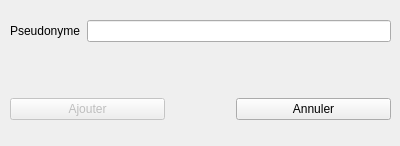
First picture: the form in interface/corbatur/ajoutdialog.ui, repository Eneru/Corbatur, before the edit.
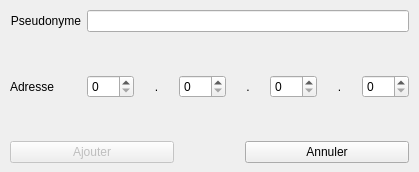
Second picture: the form after the edit.

The edit to the form file:
```diff
--- a/interface/corbatur/ajoutdialog.ui
+++ b/interface/corbatur/ajoutdialog.ui
@@ -9,20 +9,20 @@
    <rect>
     <x>0</x>
     <y>0</y>
-    <width>400</width>
-    <height>146</height>
+    <width>419</width>
+    <height>172</height>
    </rect>
   </property>
   <property name="windowTitle">
    <string>Ajout d'un contact</string>
   </property>
-  <widget class="QWidget" name="">
+  <widget class="QWidget" name="layoutWidget">
    <property name="geometry">
     <rect>
      <x>10</x>
      <y>10</y>
-     <width>381</width>
-     <height>121</height>
+     <width>399</width>
+     <height>153</height>
     </rect>
    </property>
    <layout class="QVBoxLayout" name="ajoutPersonneLayout">
@@ -33,6 +33,9 @@
         <property name="text">
          <string>Pseudonyme</string>
         </property>
+        <property name="alignment">
+         <set>Qt::AlignRight|Qt::AlignTrailing|Qt::AlignVCenter</set>
+        </property>
        </widget>
       </item>
       <item>
@@ -46,7 +49,108 @@
        <enum>Qt::Vertical</enum>
       </property>
       <property name="sizeType">
-       <enum>QSizePolicy::Fixed</enum>
+       <enum>QSizePolicy::Expanding</enum>
+      </property>
+      <property name="sizeHint" stdset="0">
+       <size>
+        <width>20</width>
+        <height>40</height>
+       </size>
+      </property>
+     </spacer>
+    </item>
+    <item>
+     <layout class="QHBoxLayout" name="horizontalLayout_3">
+      <item>
+       <widget class="QLabel" name="label">
+        <property name="text">
+         <string>Adresse</string>
+        </property>
+        <property name="alignment">
+         <set>Qt::AlignRight|Qt::AlignTrailing|Qt::AlignVCenter</set>
+        </property>
+       </widget>
+      </item>
+      <item>
+       <spacer name="horizontalSpacer_2">
+        <property name="orientation">
+         <enum>Qt::Horizontal</enum>
+        </property>
+        <property name="sizeType">
+         <enum>QSizePolicy::Fixed</enum>
+        </property>
+        <property name="sizeHint" stdset="0">
+         <size>
+          <width>27</width>
+          <height>20</height>
+         </size>
+        </property>
+       </spacer>
+      </item>
+      <item>
+       <widget class="QSpinBox" name="spinBox_val1">
+        <property name="maximum">
+         <number>255</number>
+        </property>
+       </widget>
+      </item>
+      <item>
+       <widget class="QLabel" name="label_2">
+        <property name="text">
+         <string>.</string>
+        </property>
+        <property name="alignment">
+         <set>Qt::AlignCenter</set>
+        </property>
+       </widget>
+      </item>
+      <item>
+       <widget class="QSpinBox" name="spinBox_val_2">
+        <property name="maximum">
+         <number>255</number>
+        </property>
+       </widget>
+      </item>
+      <item>
+       <widget class="QLabel" name="label_3">
+        <property name="text">
+         <string>.</string>
+        </property>
+        <property name="alignment">
+         <set>Qt::AlignCenter</set>
+        </property>
+       </widget>
+      </item>
+      <item>
+       <widget class="QSpinBox" name="spinBox_val3">
+        <property name="maximum">
+         <number>255</number>
+        </property>
+       </widget>
+      </item>
+      <item>
+       <widget class="QLabel" name="label_4">
+        <property name="text">
+         <string>.</string>
+        </property>
+        <property name="alignment">
+         <set>Qt::AlignCenter</set>
+        </property>
+       </widget>
+      </item>
+      <item>
+       <widget class="QSpinBox" name="spinBox_val4">
+        <property name="maximum">
+         <number>255</number>
+        </property>
+       </widget>
+      </item>
+     </layout>
+    </item>
+    <item>
+     <spacer name="verticalSpacer_2">
+      <property name="orientation">
+       <enum>Qt::Vertical</enum>
       </property>
       <property name="sizeHint" stdset="0">
        <size>
```
Left out of the diff: 16 changed lines with no effect on the pictures.
